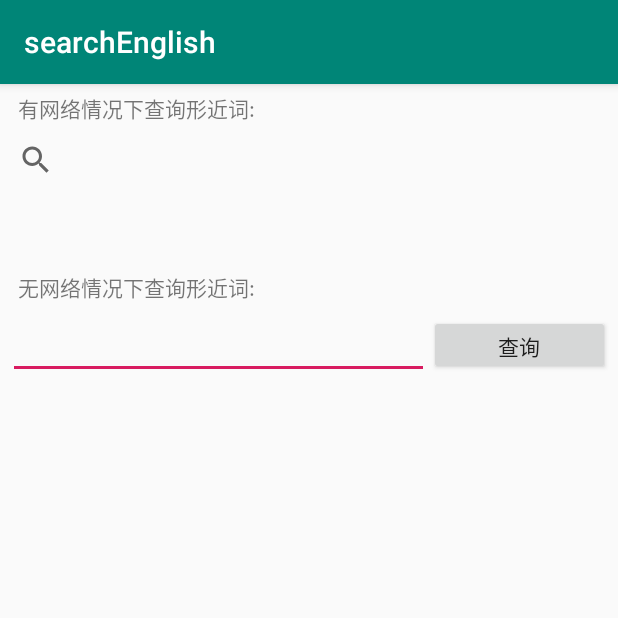
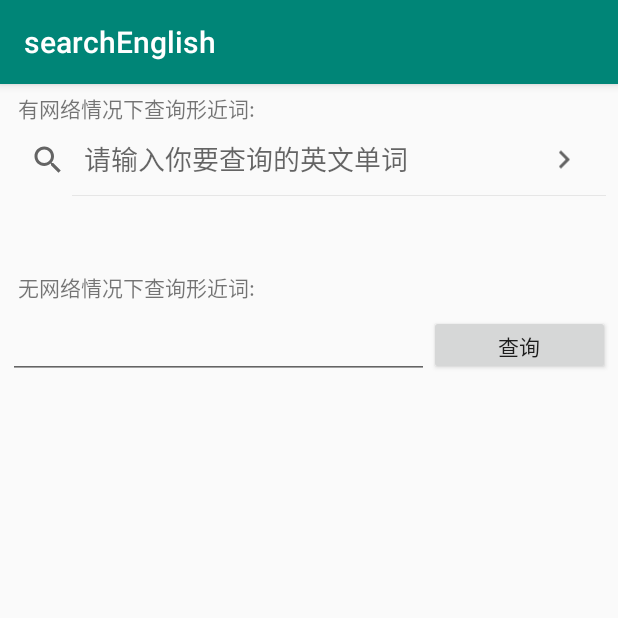
Before and after one commit to houyi19/searchEnglish, an Android app: the screen it shows after launch (SEMainActivity), on a phone screen of 412 x 824 dp, the top half of it. Run offline under Robolectric (Android 15) with nearby library versions, the phone set to English and light mode, and no system bars.

Commit message:
add searchView

```diff
--- a/app/src/main/AndroidManifest.xml
+++ b/app/src/main/AndroidManifest.xml
@@ -1,6 +1,8 @@
 <?xml version="1.0" encoding="utf-8"?>
 <manifest xmlns:android="http://schemas.android.com/apk/res/android"
     package="com.example.study.serachenglish">
+
+    <uses-permission android:name="android.permission.INTERNET"/>
 
     <application
         android:allowBackup="true"
--- a/app/src/main/java/com/example/study/serachenglish/SEMainActivity.java
+++ b/app/src/main/java/com/example/study/serachenglish/SEMainActivity.java
@@ -2,6 +2,7 @@ package com.example.study.serachenglish;
 
 import android.support.v7.app.AppCompatActivity;
 import android.os.Bundle;
+import android.support.v7.widget.SearchView;
 import android.util.Log;
 import android.view.View;
 import android.widget.Button;
@@ -21,6 +22,7 @@ public class SEMainActivity extends AppCompatActivity {
     private EditText mEdit;
     private Button mSubmitBtn;
     private TextView mResult,mResult1,mResult2,mResult3,mResult4;
+    private SearchView mSearchView;
 
 
     @Override
@@ -36,12 +38,32 @@ public class SEMainActivity extends AppCompatActivity {
         mResult3 = findViewById(R.id.act_result3);
         mResult4 = findViewById(R.id.act_result4);
         mResult1 = findViewById(R.id.act_result1);
+        mSearchView = findViewById(R.id.act_search);
     }
 
+    @Override
+    protected void onStart() {
+        super.onStart();
+        mSearchView.setQueryHint("请输入你要查询的英文单词");
+        mSearchView.setSubmitButtonEnabled(true);
+        mSearchView.setIconifiedByDefault(false);
+    }
 
     @Override
     protected void onResume() {
         super.onResume();
+        mSearchView.setOnQueryTextListener(new SearchView.OnQueryTextListener() {
+            @Override
+            public boolean onQueryTextSubmit(String s) {
+                Toast.makeText(getApplicationContext(),s,Toast.LENGTH_SHORT).show();
+                return true;
+            }
+
+            @Override
+            public boolean onQueryTextChange(String s) {
+                return false;
+            }
+        });
         mSubmitBtn.setOnClickListener(new View.OnClickListener() {
             @Override
             public void onClick(View v) {
--- a/app/src/main/res/layout/activity_semain.xml
+++ b/app/src/main/res/layout/activity_semain.xml
@@ -20,6 +20,7 @@
         android:orientation="horizontal">
 
         <android.support.v7.widget.SearchView
+            android:id="@+id/act_search"
             android:layout_width="match_parent"
             android:layout_height="wrap_content" />
     </LinearLayout>
```
